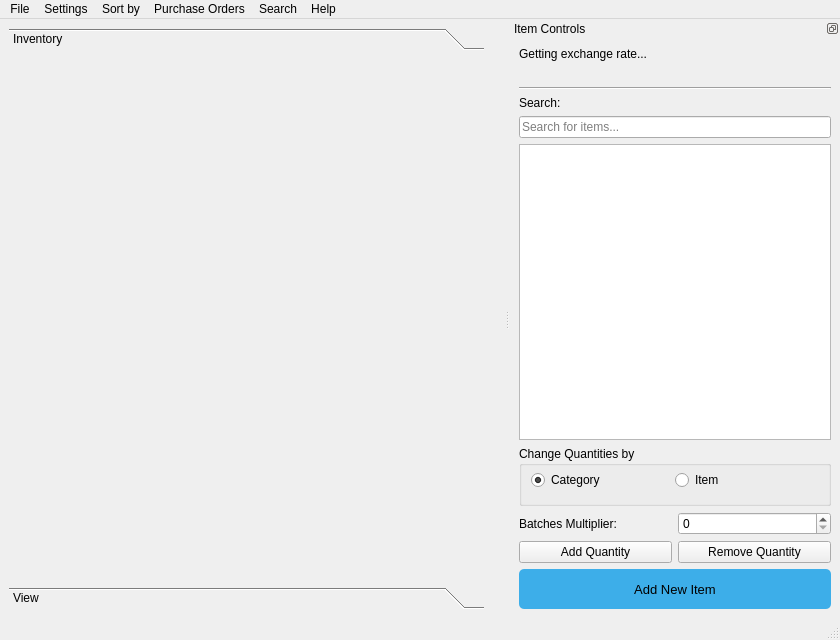
Qt form ui/main_menu.ui (TheCodingJsoftware/Invigo) before a commit.
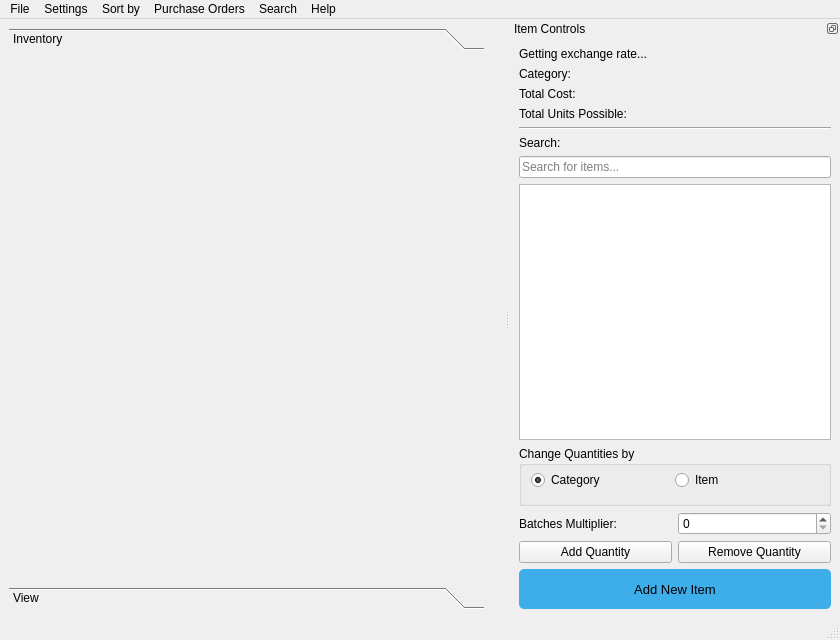
The same form after that commit.

What changed in the file:
```diff
--- a/ui/main_menu.ui
+++ b/ui/main_menu.ui
@@ -237,7 +237,21 @@
        <item>
         <widget class="QLabel" name="label_category_name">
          <property name="text">
-          <string/>
+          <string>Category: </string>
+         </property>
+        </widget>
+       </item>
+       <item>
+        <widget class="QLabel" name="label_total_unit_cost">
+         <property name="text">
+          <string>Total Cost: </string>
+         </property>
+        </widget>
+       </item>
+       <item>
+        <widget class="QLabel" name="label_units_possible">
+         <property name="text">
+          <string>Total Units Possible:</string>
          </property>
         </widget>
        </item>
```
Left out of the diff: 7 changed lines with no effect on the pictures.
